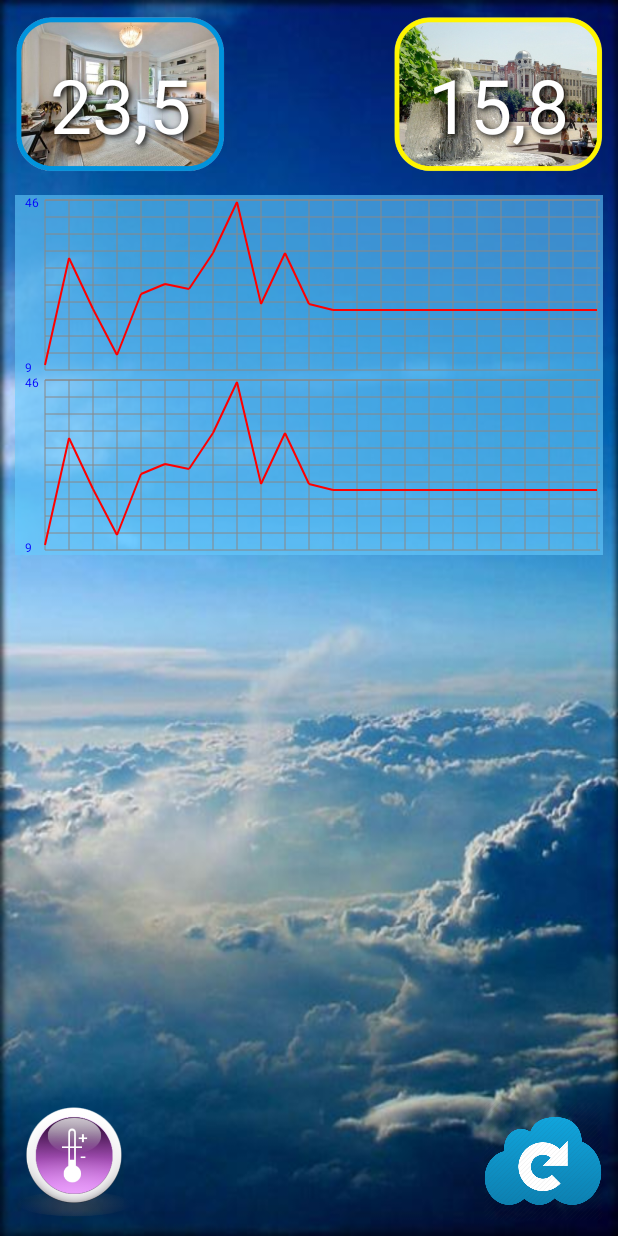
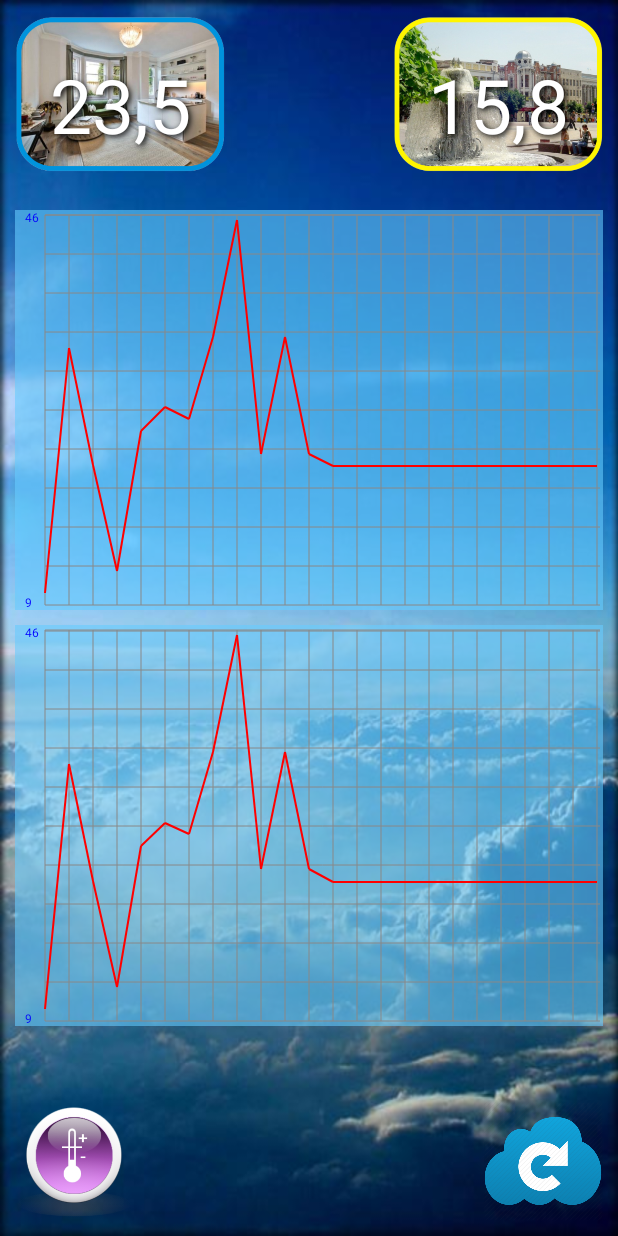
Before and after one commit to tsbp/Kotel_apk, an Android app: the screen it shows after launch (KotelMainActivity), on a phone screen of 412 x 824 dp. Run offline under Robolectric (Android 15) with nearby library versions, the phone set to English and light mode, and no system bars.

Commit message:
weight tested

```diff
--- a/app/src/main/AndroidManifest.xml
+++ b/app/src/main/AndroidManifest.xml
@@ -10,11 +10,11 @@
 
     <android:uses-permission
         android:name="android.permission.WRITE_EXTERNAL_STORAGE"
-        android:maxSdkVersion="18" />
+        android:maxSdkVersion="10" />
     <!--android:uses-permission android:name="android.permission.READ_PHONE_STATE" /-->
     <android:uses-permission
         android:name="android.permission.READ_EXTERNAL_STORAGE"
-        android:maxSdkVersion="18" />
+        android:maxSdkVersion="10" />
 
     <application
         android:allowBackup="true"
--- a/app/src/main/res/layout/activity_kotel_main.xml
+++ b/app/src/main/res/layout/activity_kotel_main.xml
@@ -69,23 +69,34 @@
         android:layout_centerHorizontal="true"
         android:visibility="invisible" />
 
+    <LinearLayout
+        android:orientation="vertical"
+        android:layout_width="match_parent"
+        android:layout_height="match_parent"
+        android:layout_below="@+id/inTemp"
+        android:layout_alignParentLeft="true"
+        android:layout_alignParentStart="true"
+        android:layout_above="@+id/response">
+
         <com.example.voodoo.plot
             android:id="@+id/inCanvas"
             android:layout_width="match_parent"
-        android:layout_height="120dp"
+            android:layout_height="0dp"
             android:layout_gravity="center_horizontal"
             android:indeterminate="false"
-        android:layout_below="@+id/inTemp"
-        android:layout_alignParentRight="true"
-        android:layout_alignParentEnd="true" />
+            android:layout_weight="1"
+            android:layout_marginTop="10dp" />
         <com.example.voodoo.plot
             android:id="@+id/outCanvas"
             android:layout_width="match_parent"
-        android:layout_height="120dp"
+            android:layout_height="0dp"
             android:layout_gravity="center_horizontal"
             android:indeterminate="false"
             android:layout_below="@+id/inCanvas"
-        android:layout_alignParentRight="true"
-        android:layout_alignParentEnd="true" />
+            android:layout_weight="1"
+            android:layout_marginTop="10dp" />
+
+    </LinearLayout>
+
 
 </RelativeLayout>
```
Lines whose indentation alone changed are shown as unchanged.
